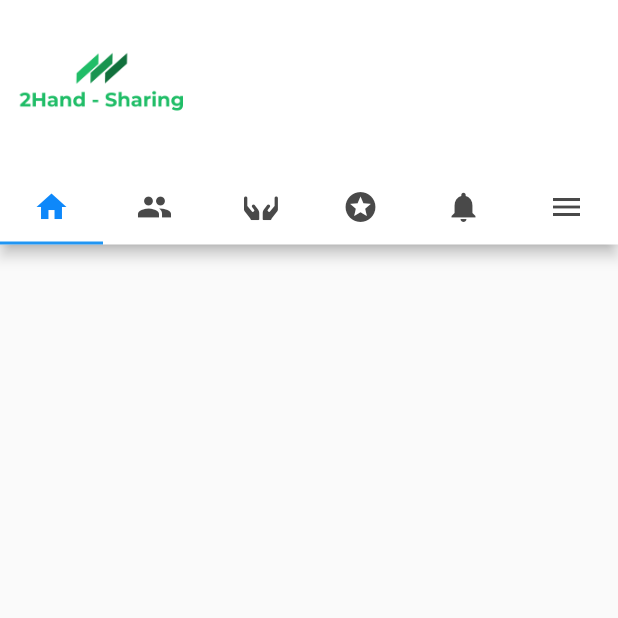
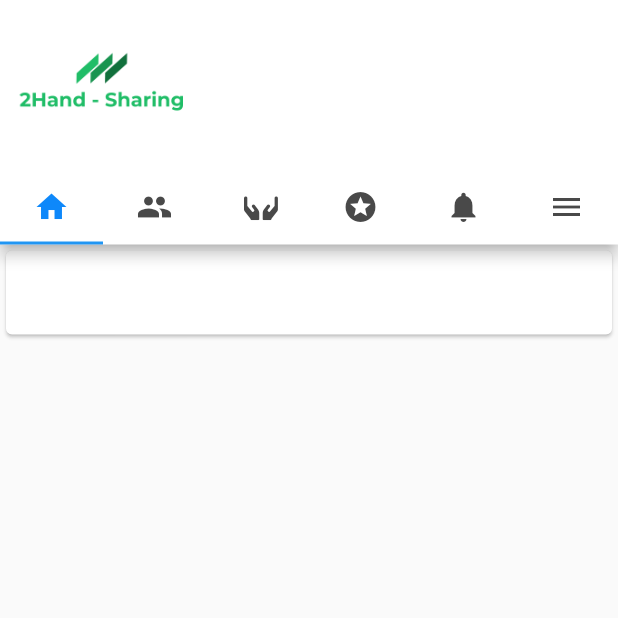
Before and after one commit to dhuuphuoc/Seconhand_sharing_mobile, a Flutter app: the MainScreen screen opened by its route, on a phone screen of 412 x 824 dp, the top half of it. Run offline on Flutter 3.47's test engine with Material 2 defaults, Android fonts, the phone set to English and light mode, and no system bars; our stand-ins replace image_picker.

Commit message:
+ create home tab

```diff
--- a/lib/l10n/intl_en.arb
+++ b/lib/l10n/intl_en.arb
@@ -24,5 +24,8 @@
   "emptyPasswordError": "Password can't be empty",
   "validatePassword": "Password must contain at least eight characters, at least one letter and one number",
   "matchPassword": "Confirm password must match with password",
-  "donate": "Donate"
+  "donate": "Donate",
+  "tryAgain" : "Try again",
+  "failed" : "Failed",
+  "loginFailedNotification" : "Username or password is incorrect."
 }
--- a/lib/l10n/intl_vi.arb
+++ b/lib/l10n/intl_vi.arb
@@ -24,5 +24,8 @@
   "emptyPasswordError": "Mật khẩu không được bỏ trống",
   "validatePassword": "Mật khẩu phải chứa ít nhất 8 kí tự, ít nhất 1 chữ và 1 số",
   "matchPassword": "Xác nhận mật khẩu phải khớp với mật khẩu",
-  "donate": "Quyên tặng"
+  "donate": "Quyên tặng",
+  "tryAgain" : "Thử lại",
+  "failed" : "Thất bại",
+  "loginFailedNotification" : "Tên tài khoản hoặc mật khẩu không đúng."
 }
--- /dev/null
+++ b/lib/screens/main/home_tab/home_tab.dart
@@ -0,0 +1,24 @@
+import 'package:flutter/material.dart';
+
+class HomeTab extends StatefulWidget {
+  @override
+  _HomeTabState createState() => _HomeTabState();
+}
+
+class _HomeTabState extends State<HomeTab> {
+  @override
+  Widget build(BuildContext context) {
+    return Container(
+      color: Colors.transparent,
+      width: double.infinity,
+      height: double.infinity,
+      child: ListView(
+        children: [
+          Card(
+            child: ListTile(),
+          )
+        ],
+      ),
+    );
+  }
+}
--- a/lib/screens/main/main_screen/main_screen.dart
+++ b/lib/screens/main/main_screen/main_screen.dart
@@ -1,6 +1,7 @@
 import 'package:flutter/material.dart';
 import 'package:secondhand_sharing/generated/custom_icons/custom_icons.dart';
 import 'package:secondhand_sharing/generated/l10n.dart';
+import 'package:secondhand_sharing/screens/main/home_tab/home_tab.dart';
 
 class MainScreen extends StatefulWidget {
   @override
@@ -50,6 +51,16 @@ class _MainScreenState extends State<MainScreen> {
             ],
           ),
         ),
+        body: TabBarView(
+          children: [
+            HomeTab(),
+            Container(),
+            Container(),
+            Container(),
+            Container(),
+            Container(),
+          ],
+        ),
       ),
     );
   }
```
Also changed, not shown: lib/screens/authentication/login/login_screen.dart (+28 -0 lines), lib/generated/intl/messages_en.dart, lib/generated/intl/messages_vi.dart, lib/generated/l10n.dart.
